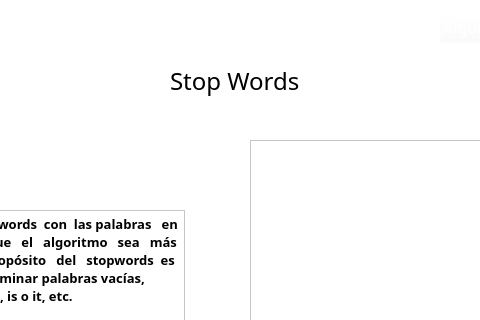
Napssters/Abstrac_Cientifico, file Views/QtViews/StopWords_Window.ui: the form before one commit; both pictures show x 150 to 630 and y 0 to 320 of the 750 by 495 pixel window.
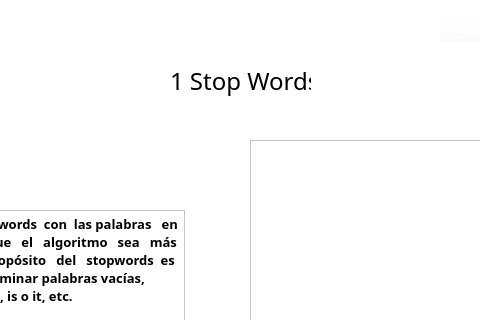
The form after the commit. Icons and pictures are not drawn.

```diff
--- a/Views/QtViews/StopWords_Window.ui
+++ b/Views/QtViews/StopWords_Window.ui
@@ -110,7 +110,7 @@
     <rect>
      <x>320</x>
      <y>60</y>
-     <width>131</width>
+     <width>141</width>
      <height>41</height>
     </rect>
    </property>
@@ -127,7 +127,7 @@
     <string notr="true">font: 75 18pt &quot;Sylfaen&quot;;</string>
    </property>
    <property name="text">
-    <string>Stop Words</string>
+    <string>1 Stop Words</string>
    </property>
   </widget>
   <widget class="QPlainTextEdit" name="plainTextEdit_2">
```
Left out of the diff: 2 changed lines with no effect on the pictures.
